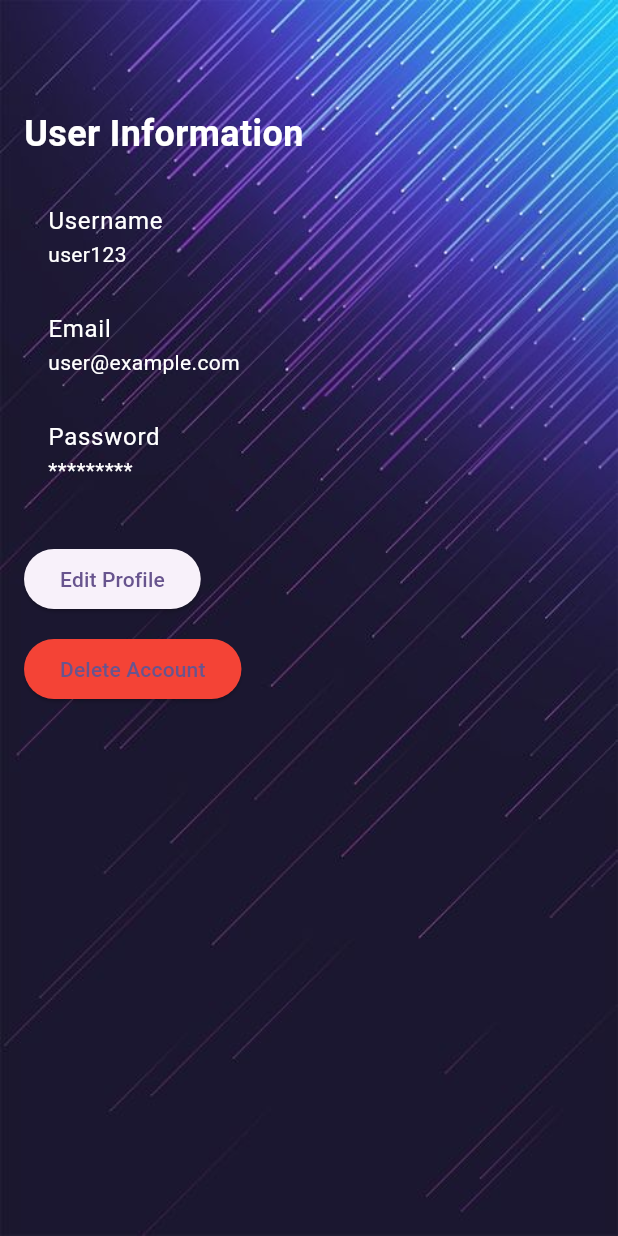
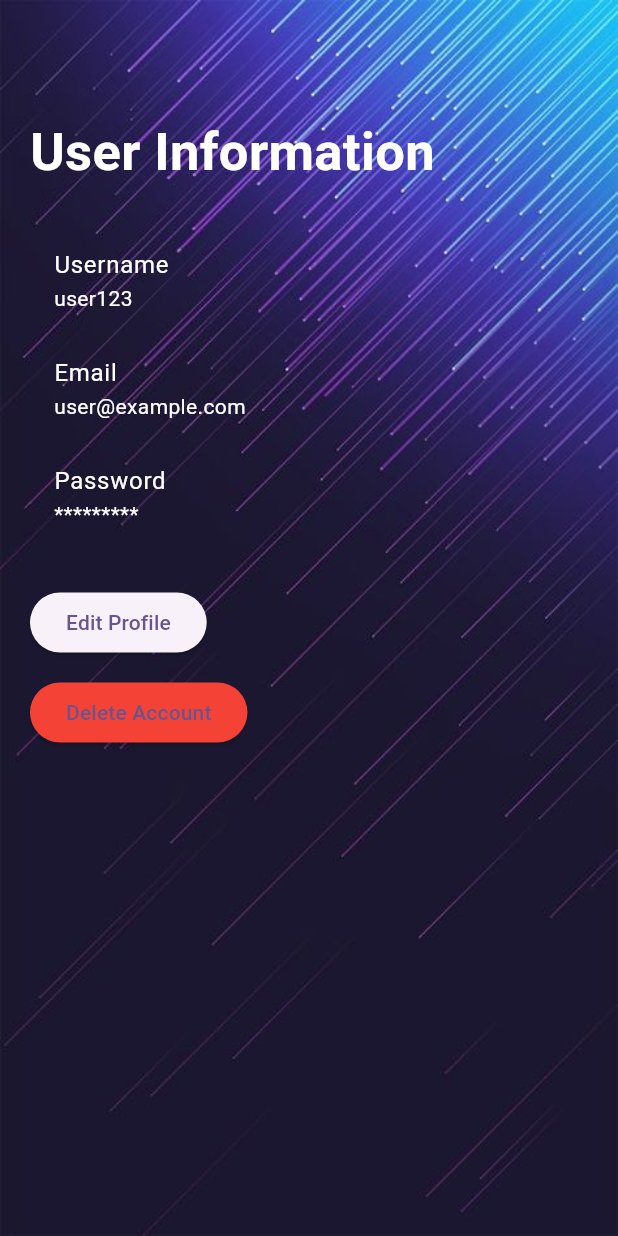
Before and after one commit to nforoutann/unisphere-management-app, a Flutter app: the ProfileScreen screen opened directly, on a phone screen of 412 x 824 dp. Run offline on Flutter 3.47's test engine with Material 3 defaults, Android fonts, the phone set to English and light mode, and no system bars.

Commit message:
some updates on front and back

```diff
--- a/frontend/pages/login/lib/screens/user-profile-screen.dart
+++ b/frontend/pages/login/lib/screens/user-profile-screen.dart
@@ -8,42 +8,42 @@ class ProfileScreen extends StatelessWidget {
   Widget build(BuildContext context) {
     return CustomScaffold(
       child: SingleChildScrollView(
-        padding: const EdgeInsets.all(16.0),
+        padding: const EdgeInsets.all(20.0),
         child: Column(
           crossAxisAlignment: CrossAxisAlignment.start,
           children: [
             const Text(
               'User Information',
               style: TextStyle(
-                fontSize: 24,
+                fontSize: 35,
                 fontWeight: FontWeight.bold,
                 color: Colors.white,
               ),
             ),
-            SizedBox(height: 16),
-            ListTile(
+            const SizedBox(height: 25),
+            const ListTile(
               title: Text('Username', style: TextStyle(color: Colors.white)),
               subtitle: Text('user123', style: TextStyle(color: Colors.white)),
             ),
-            ListTile(
+            const ListTile(
               title: Text('Email', style: TextStyle(color: Colors.white)),
               subtitle: Text('user@example.com', style: TextStyle(color: Colors.white)),
             ),
-            ListTile(
+            const ListTile(
               title: Text('Password', style: TextStyle(color: Colors.white)),
               subtitle: Text('*********', style: TextStyle(color: Colors.white)), // Placeholder for password
             ),
-            SizedBox(height: 24),
+            const SizedBox(height: 24),
             ElevatedButton(
               onPressed: () {
-                // Add functionality to edit profile
+                //todo
               },
               child: Text('Edit Profile'),
             ),
-            SizedBox(height: 12),
+            const SizedBox(height: 12),
             ElevatedButton(
               onPressed: () {
-                // Add functionality to delete account
+                //todo
               },
               style: ButtonStyle(
                 backgroundColor: MaterialStateProperty.all<Color>(Colors.red),
--- a/frontend/pages/login/lib/screens/welcome-screen.dart
+++ b/frontend/pages/login/lib/screens/welcome-screen.dart
@@ -75,14 +75,14 @@ class WelcomeScreen extends StatelessWidget {
             ),
           ),
           Flexible(
-            flex: 1,
+            flex:4,
             child: Align(
               alignment: Alignment.bottomRight,
               child: Row(
                 children: [
                   const Expanded(
                     child: WelcomeButton(
-                      buttonText: 'Sign in',
+                      buttonText: 'Login',
                       onTap: LoginScreen(),
                       color: Colors.transparent,
                       textColor: Colors.white,
```
Also changed, not shown: frontend/pages/login/lib/theme/theme.dart (+0 -29 lines), 1 other file.
